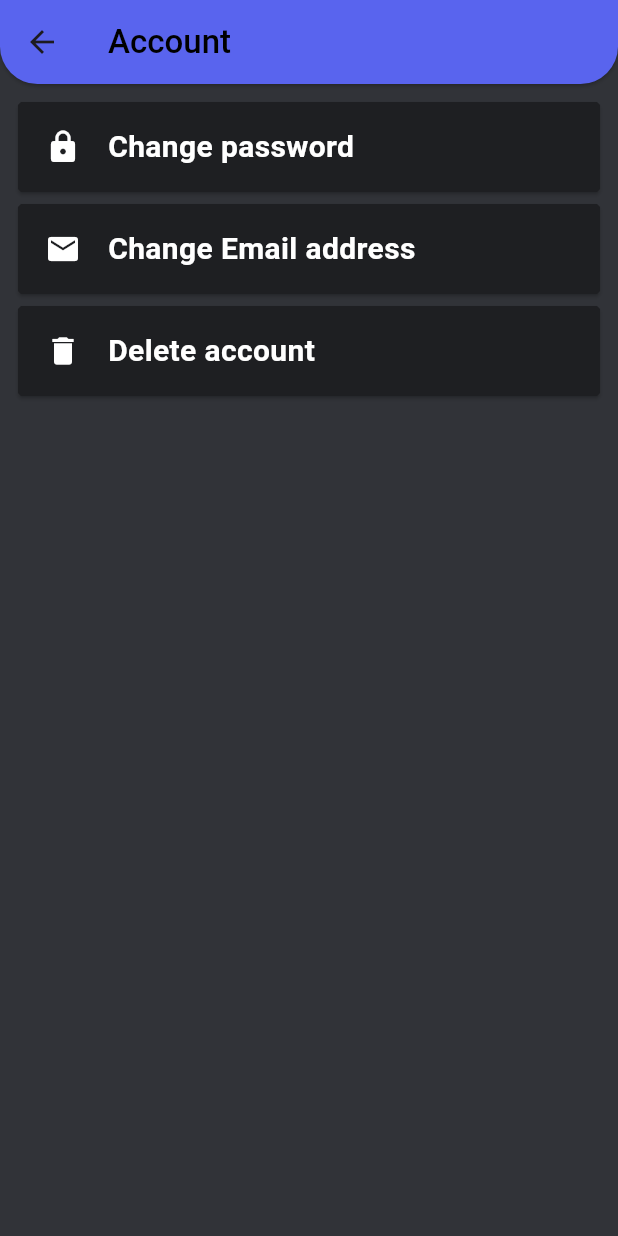
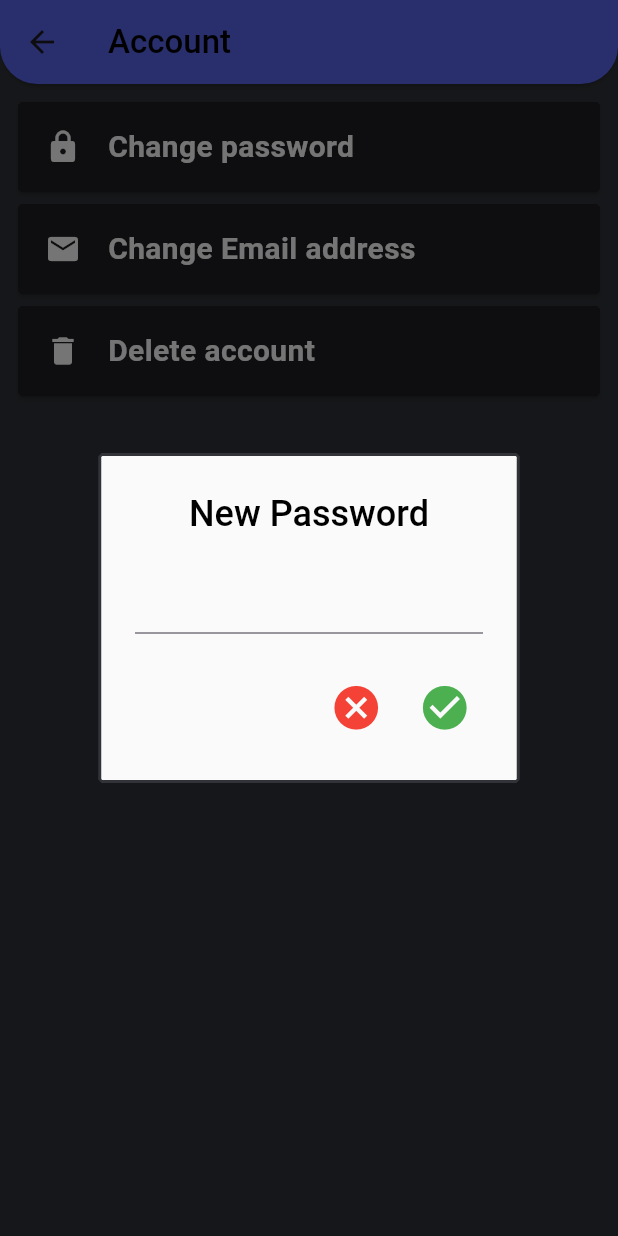
Before and after one commit to MAHMOUDELSAYED69/Chat-Stream, a Flutter app: the AccountScreen screen opened by its route, after a tap on "Change password", on a phone screen of 412 x 824 dp. Run offline on Flutter 3.47's test engine with Material 3 defaults, Android fonts, the phone set to English and light mode, and no system bars; our stand-ins replace bloc, firebase_auth, firebase_core, flutter_bloc, google_sign_in, modal_progress_hud_nsn; accounts and stored records are empty.

Commit message:
build account page and create custom dialog

```diff
--- a/lib/core/constant/color.dart
+++ b/lib/core/constant/color.dart
@@ -9,4 +9,5 @@ class MyColors {
   static const white = Color(0xffFFFFFF);
   static const red = Colors.red;
   static const black = Colors.black;
+  static const green = Colors.green;
 }
--- a/lib/view/screen/settings/account.dart
+++ b/lib/view/screen/settings/account.dart
@@ -2,9 +2,14 @@ import 'package:flutter/material.dart';
 import 'package:hambolah_chat_app/core/constant/color.dart';
 import 'package:hambolah_chat_app/view/widget/setting_button.dart';
 
-class AccountScreen extends StatelessWidget {
+class AccountScreen extends StatefulWidget {
   const AccountScreen({super.key});
 
+  @override
+  State<AccountScreen> createState() => _AccountScreenState();
+}
+
+class _AccountScreenState extends State<AccountScreen> {
   @override
   Widget build(BuildContext context) {
     return Scaffold(
@@ -28,12 +33,16 @@ class AccountScreen extends StatelessWidget {
             SettingButton(
               title: "Change password",
               icon: Icons.lock,
-              onTap: () {},
+              onTap: () {
+                customDialog(context, title: "New Password", onPressed: () {});
+              },
             ),
             SettingButton(
               title: "Change Email address",
               icon: Icons.email,
-              onTap: () {},
+              onTap: () {
+                customDialog(context, title: "New Email", onPressed: () {});
+              },
             ),
             SettingButton(
               title: "Delete account",
@@ -45,4 +54,51 @@ class AccountScreen extends StatelessWidget {
       ),
     );
   }
+
+  Future<dynamic> customDialog(BuildContext context,
+      {required String title,
+      TextEditingController? controller,
+      void Function()? onPressed}) {
+    return showDialog(
+      context: context,
+      builder: (context) => AlertDialog(
+        shape: const BeveledRectangleBorder(
+            side: BorderSide(color: MyColors.darkGrey),
+            borderRadius: BorderRadius.all(Radius.circular(2))),
+        backgroundColor: Colors.grey[50],
+        title: Text(
+          title,
+          style: const TextStyle(
+              fontSize: 24, fontWeight: FontWeight.w500, color: MyColors.black),
+          textAlign: TextAlign.center,
+        ),
+        content: TextField(
+          controller: controller,
+          cursorColor: MyColors.black,
+          decoration: const InputDecoration(
+            focusedBorder: UnderlineInputBorder(
+                borderSide: BorderSide(color: MyColors.black)),
+          ),
+        ),
+        actions: [
+          IconButton(
+              onPressed: () {
+                Navigator.pop(context);
+              },
+              icon: const Icon(
+                Icons.cancel,
+                size: 35,
+                color: MyColors.red,
+              )),
+          IconButton(
+              onPressed: onPressed,
+              icon: const Icon(
+                Icons.check_circle,
+                size: 35,
+                color: MyColors.green,
+              )),
+        ],
+      ),
+    );
+  }
 }
```
